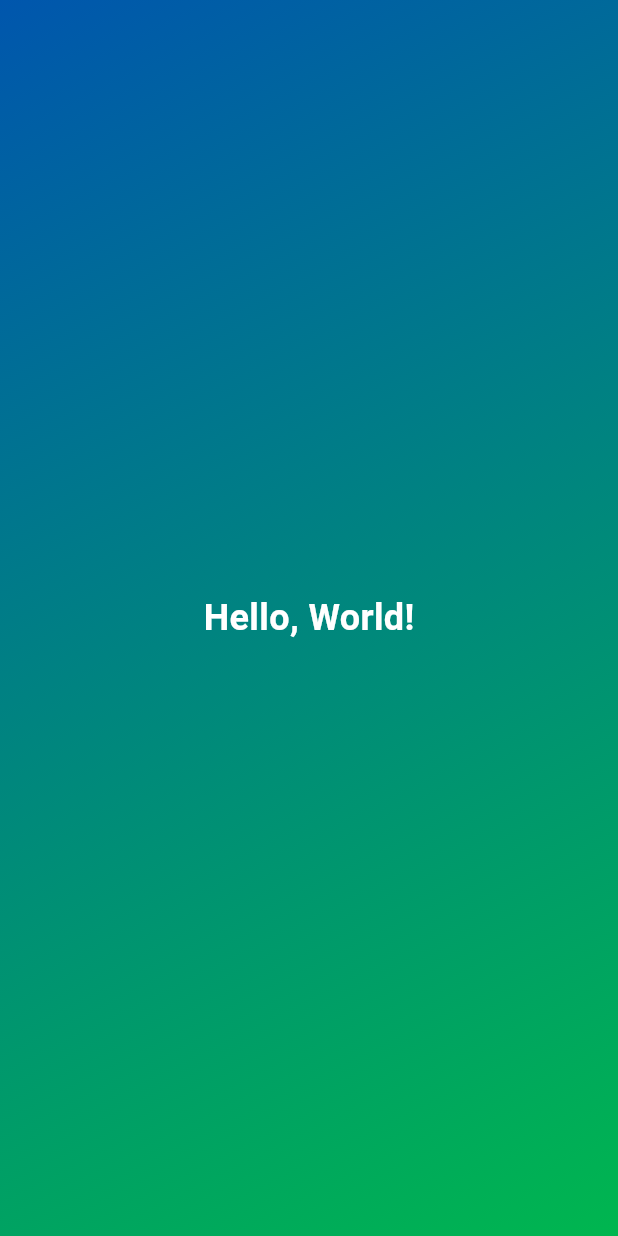
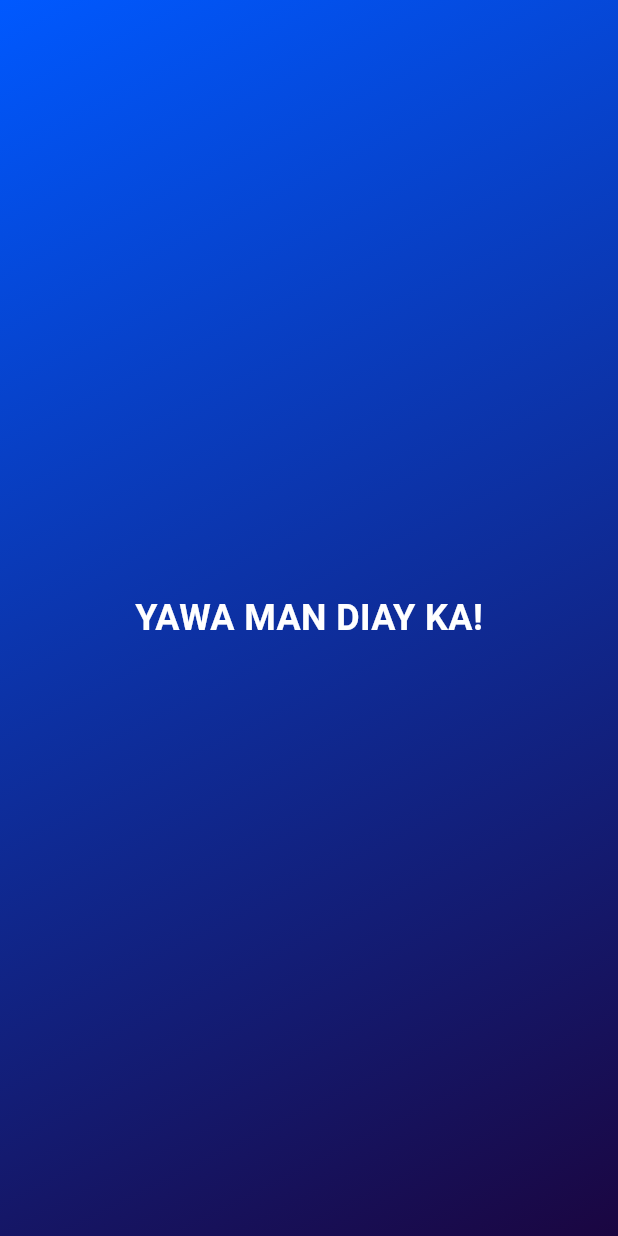
Before and after one commit to jobstefan773/flutter-practice, a Flutter app: the screen it shows after launch, on a phone screen of 412 x 824 dp. Run offline on Flutter 3.47's test engine with Material 3 defaults, Android fonts, the phone set to English and light mode, and no system bars.

```diff
--- a/lib/gradient_container.dart
+++ b/lib/gradient_container.dart
@@ -1,4 +1,24 @@
+// the naming convention for files in Dart is snake case
+// meaning, all of the words will be of small caps and be separated with underscores
+// for the classes we are using pascal case
+// for the variable names we will be using camel case
 import 'package:flutter/material.dart';
+import 'package:magic_ball/styled_text.dart';
+
+// dart is a type safe language, which means that
+// it will not allow you to set a value of the wrong type
+const Alignment alignmentTopLeft = Alignment.topLeft;
+// type annotation, we explicitly define the data type
+
+const alignmentBottomRight = Alignment.bottomRight;
+// type inference. based on initial value
+
+const topLeft = Alignment.topLeft;
+final greeting = "Hello, World!";
+// the values are actually replaced during compile time
+// the values should already be known like literals
+
+final bottomRight = Alignment.bottomRight;
 
 class GradientContainer extends StatelessWidget {
   const GradientContainer({super.key});
@@ -9,23 +29,14 @@ class GradientContainer extends StatelessWidget {
       decoration: const BoxDecoration(
         gradient: LinearGradient(
           colors: [
-            Color.fromARGB(255, 0, 86, 173),
-            Color.fromARGB(255, 0, 182, 79),
+            Color.fromARGB(255, 0, 89, 255),
+            Color.fromARGB(249, 21, 0, 60),
           ],
-          begin: Alignment.topLeft,
-          end: Alignment.bottomRight,
+          begin: alignmentTopLeft,
+          end: alignmentBottomRight,
         ),
       ),
-      child: const Center(
-        child: Text(
-          'Hello, World!',
-          style: TextStyle(
-            fontWeight: FontWeight.bold,
-            fontSize: 24,
-            color: Colors.white,
-          ),
-        ),
-      ),
+      child: const Center(child: StyledText("YAWA MAN DIAY KA!")),
     );
   }
 }
--- a/lib/styled_text.dart
+++ b/lib/styled_text.dart
@@ -1,15 +1,17 @@
 import 'package:flutter/material.dart';
 
 class StyledText extends StatelessWidget {
-  const StyledText({super.key});
+  final String text;
+  const StyledText(this.text, {super.key});
 
   @override
   Widget build(BuildContext context) {
-    return const Text(
-      style: TextStyle(
+    return Text(
+      text,
+      style: const TextStyle(
         fontWeight: FontWeight.bold,
+        color: Colors.white,
         fontSize: 24,
-        color: Colors.white,
       ),
     );
   }
```
Also changed, not shown: assets/images/1.png (added), assets/images/2.png (added), assets/images/3.png (added), assets/images/4.png (added), assets/images/5.png (added), assets/images/6.png (added).
